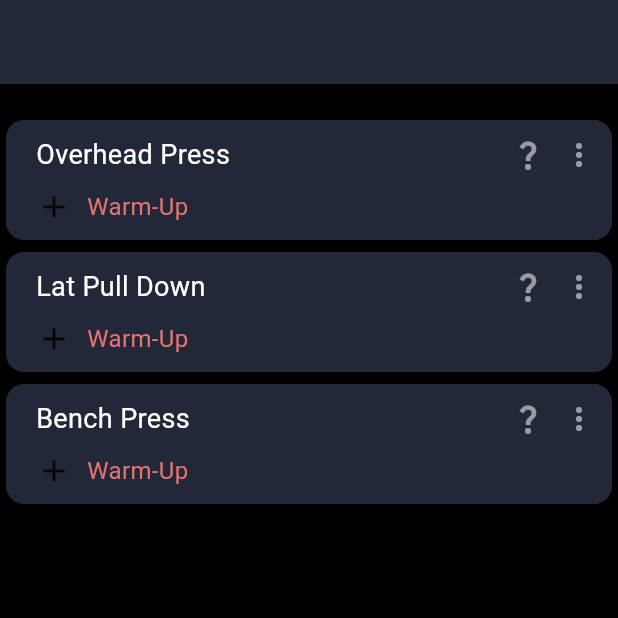
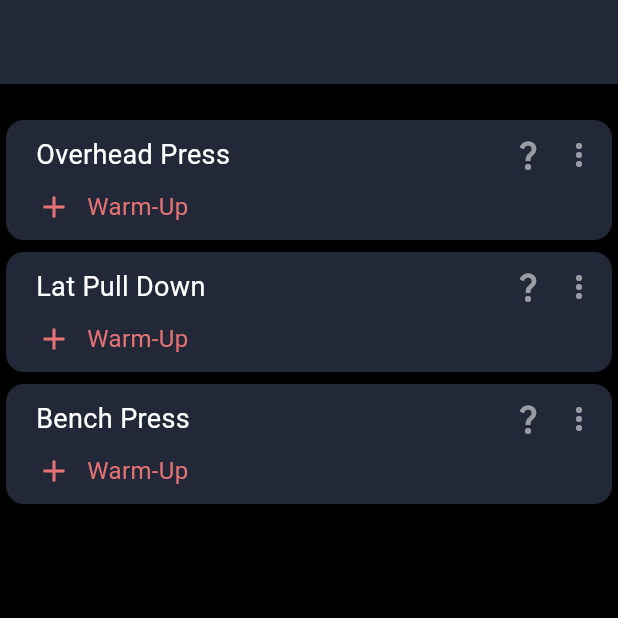
Before and after one commit to ArjunMalhotra07/rage_fit, a Flutter app: the screen it shows after launch, on a phone screen of 412 x 824 dp, the top half of it. Run offline on Flutter 3.47's test engine with Material 2 defaults, Android fonts, the phone set to English and light mode, and no system bars.

Commit message:
Added newer colors to constants

```diff
--- a/lib/logic/utils/constants.dart
+++ b/lib/logic/utils/constants.dart
@@ -9,4 +9,7 @@ final appColors = AppColors();
 
 class AppColors {
   final cardColor = const Color.fromARGB(255, 34, 40, 56);
+  final whiteColor = Colors.white;
+  final iconWhiteColor = Colors.white54;
+  final redColor = Colors.red.shade300;
 }
--- a/lib/views/home_page.dart
+++ b/lib/views/home_page.dart
@@ -30,26 +30,27 @@ class MyHomePage extends StatelessWidget {
                                 Text(
                                   appUtilities
                                       .formatWorkOutType(listOfWorkOuts[index]),
-                                  style: const TextStyle(
-                                      color: Colors.white, fontSize: 18),
+                                  style: TextStyle(
+                                      color: appColors.whiteColor,
+                                      fontSize: 18),
                                 ),
                                 const Spacer(),
-                                const Icon(Icons.question_mark_sharp,
-                                    color: Colors.white54),
+                                Icon(Icons.question_mark_sharp,
+                                    color: appColors.iconWhiteColor),
                                 const SizedBox(width: 10),
-                                const Icon(Icons.more_vert,
-                                    color: Colors.white54)
+                                Icon(Icons.more_vert,
+                                    color: appColors.iconWhiteColor)
                               ],
                             ),
                             const SizedBox(height: 10),
                             Row(
                               children: [
-                                const Icon(Icons.add),
+                                Icon(Icons.add, color: appColors.redColor),
                                 const SizedBox(width: 10),
                                 Text(
                                   'Warm-Up',
                                   style: TextStyle(
-                                      color: Colors.red.shade300, fontSize: 16),
+                                      color: appColors.redColor, fontSize: 16),
                                 ),
                               ],
                             )
@@ -61,17 +62,3 @@ class MyHomePage extends StatelessWidget {
             )));
   }
 }
-/*ListView.builder(
-          itemCount: listOfWorkOuts.length,
-          itemBuilder: (context, index) {
-            return ListTile(
-              leading: Text(
-                appUtilities.formatWorkOutType(listOfWorkOuts[index]),
-                style: const TextStyle(color: Colors.white, fontSize: 18),
-              ),
-              trailing: const Row(children: [
-                Icon(Icons.question_mark_sharp),
-                Icon(Icons.more_vert)
-              ]),
-            );
-          }), */
```
